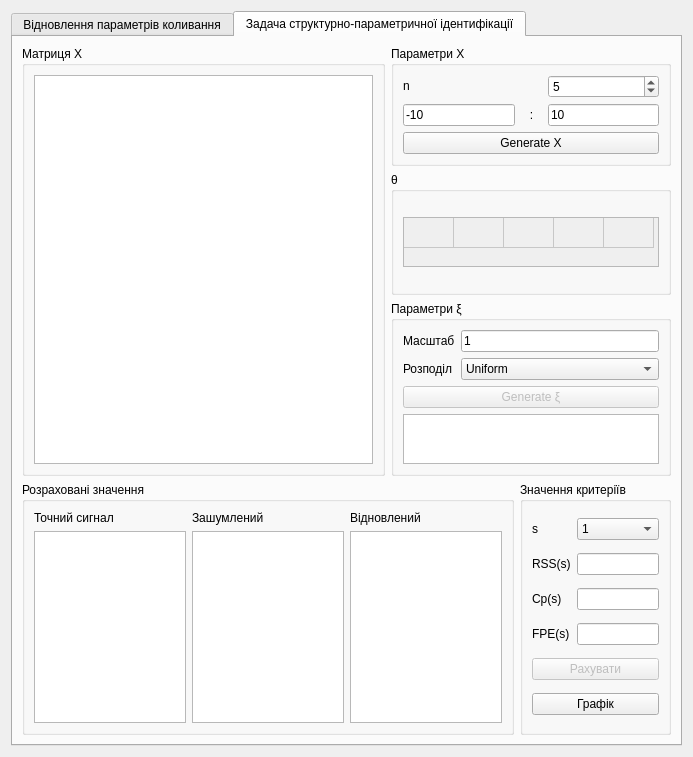
The window that main_window.ui (Megalitum/CSM_3) describes before a commit, drawn with Qt 5.
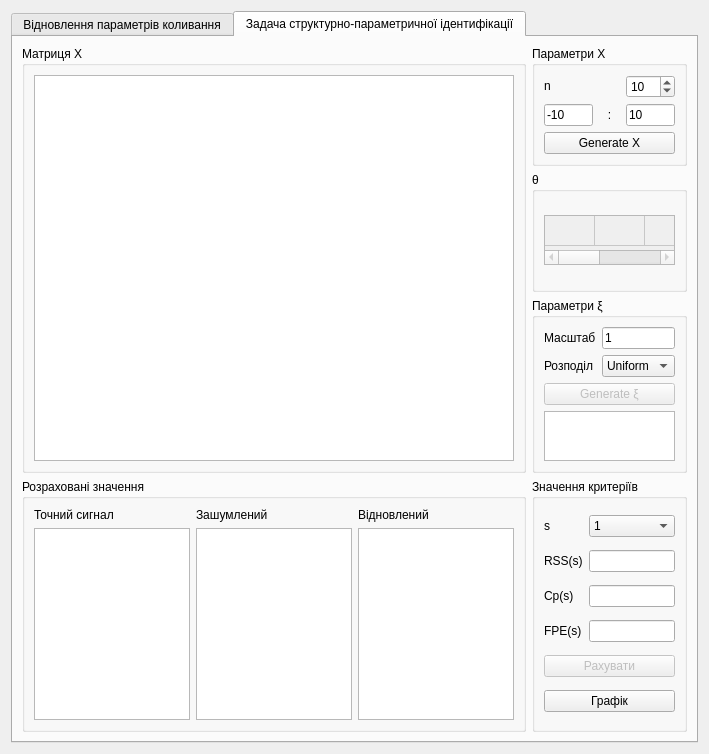
The same window after the commit. The open tabs and pages were chosen to show the change.

The edit to the form file:
```diff
--- a/main_window.ui
+++ b/main_window.ui
@@ -6,8 +6,8 @@
    <rect>
     <x>0</x>
     <y>0</y>
-    <width>693</width>
-    <height>757</height>
+    <width>709</width>
+    <height>754</height>
    </rect>
   </property>
   <property name="windowTitle">
@@ -471,10 +471,10 @@
           <item row="0" column="2">
            <widget class="QSpinBox" name="line_n">
             <property name="minimum">
-             <number>1</number>
+             <number>5</number>
             </property>
             <property name="value">
-             <number>5</number>
+             <number>10</number>
             </property>
            </widget>
           </item>
@@ -600,7 +600,7 @@
          </layout>
         </widget>
        </item>
-       <item row="3" column="0" colspan="2">
+       <item row="3" column="0">
         <widget class="QGroupBox" name="groupBox_10">
          <property name="minimumSize">
           <size>
@@ -663,7 +663,7 @@
          </layout>
         </widget>
        </item>
-       <item row="3" column="2">
+       <item row="3" column="1" colspan="2">
         <widget class="QGroupBox" name="groupBox_11">
          <property name="minimumSize">
           <size>
@@ -673,7 +673,7 @@
          </property>
          <property name="maximumSize">
           <size>
-           <width>151</width>
+           <width>300</width>
            <height>10000</height>
           </size>
          </property>
```
Left out of the diff: 2 changed lines with no effect on the pictures.
